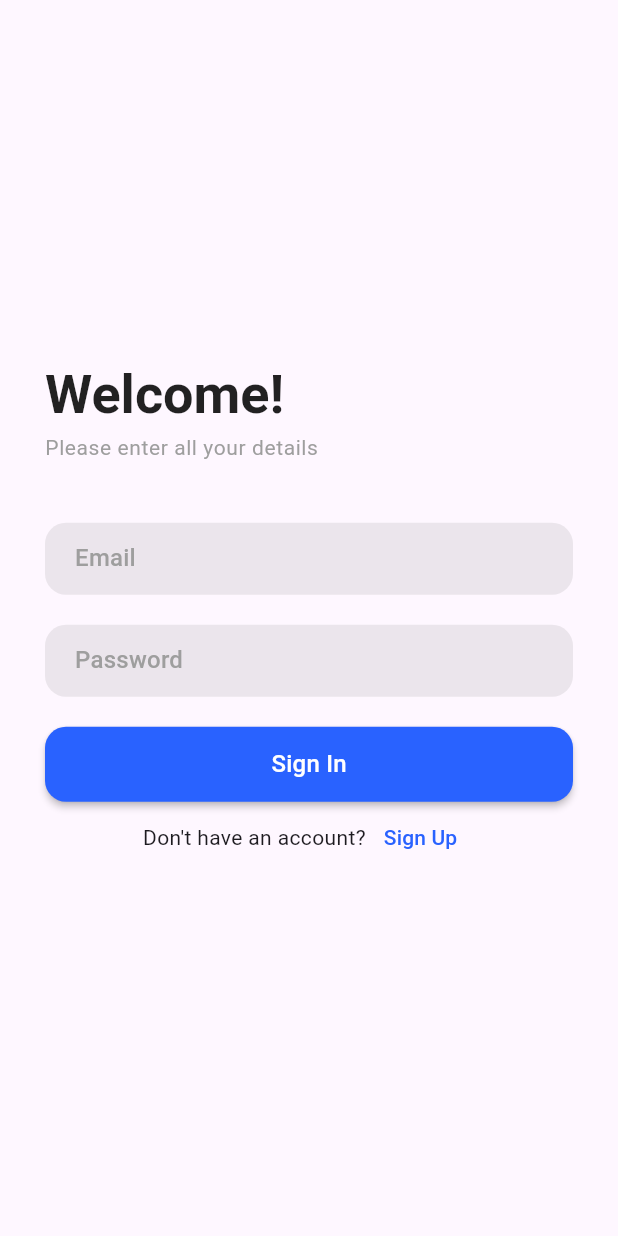
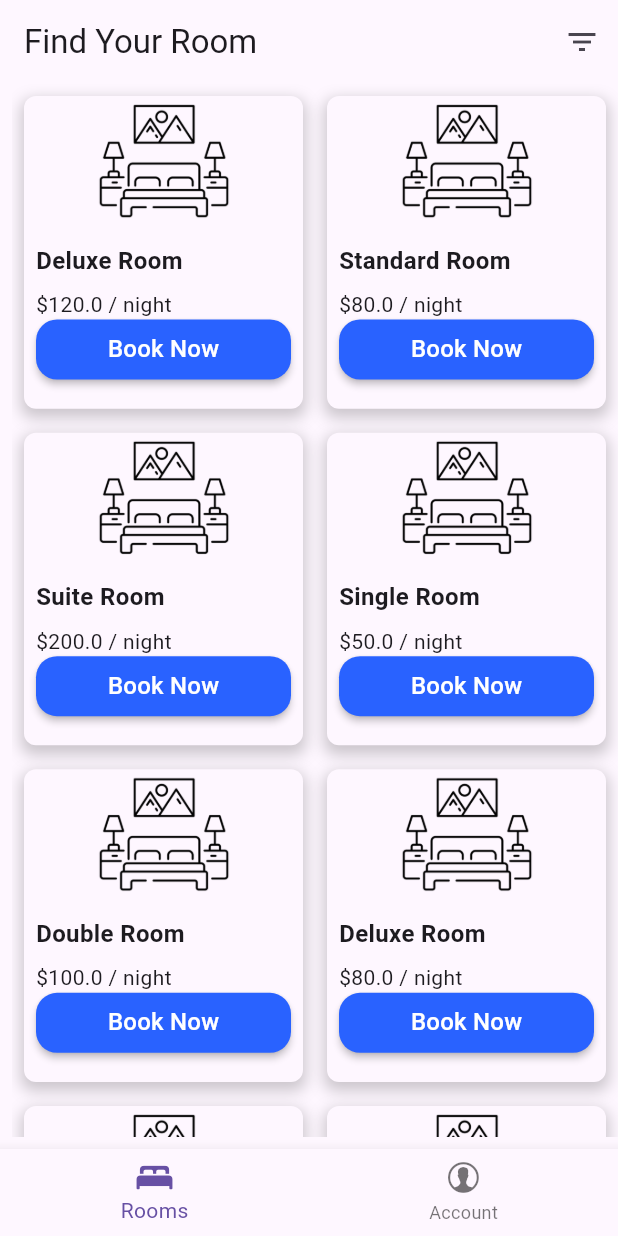
Before and after one commit to mmstq/hotel-app, a Flutter app: the screen it shows after launch, on a phone screen of 412 x 824 dp. Run offline on Flutter 3.47's test engine with Material 3 defaults, Android fonts, the light colour scheme and no system bars; our stand-ins replace firebase_auth, firebase_core, get; accounts and stored records are empty.

Commit message:
added dashboard

```diff
--- a/lib/controllers/room_controller.dart
+++ b/lib/controllers/room_controller.dart
@@ -4,7 +4,9 @@ import '../services/database_service.dart';
 
 class RoomController extends GetxController {
   var rooms = <Room>[].obs;
+  var filteredRooms = <Room>[].obs;
   var isLoading = true.obs;
+  var selectedFilter = 'All'.obs;
 
   @override
   void onInit() {
@@ -16,7 +18,8 @@ class RoomController extends GetxController {
     isLoading(true);
     try {
       var roomList = await DatabaseService().getRooms();
-      rooms.value = roomList;
+      rooms.value = roomList;        // Set the original list
+      filteredRooms.value = roomList; // Initially, show all rooms
         } finally {
       isLoading(false);
     }
@@ -29,7 +32,17 @@ class RoomController extends GetxController {
   }
 
   void filterRoomsByAvailability() {
-    var availableRooms = rooms.where((room) => room.isAvailable!).toList();
+    var availableRooms = rooms.where((room) => room.isAvailable).toList();
     rooms.value = availableRooms;
   }
+  // Filter rooms by a specific type
+  void filterRoomsByType(String type) {
+    selectedFilter.value = type;  // Update the selected filter
+
+    if (type == 'All') {
+      filteredRooms.value = rooms;  // Show all rooms if no filter is applied
+    } else {
+      filteredRooms.value = rooms.where((room) => room.type == type).toList();
+    }
+  }
 }
--- a/lib/main.dart
+++ b/lib/main.dart
@@ -1,14 +1,14 @@
-import 'package:firebase_auth/firebase_auth.dart';
 import 'package:flutter/material.dart';
 import 'package:get/get.dart';
 import 'package:hotel_app/firebase_options.dart';
+import 'package:hotel_app/screens/dashboard.dart';
 import 'package:hotel_app/screens/sign_up.dart';
 import 'screens/login_screen.dart';
 import 'screens/room_list_screen.dart';
 import 'screens/booking_screen.dart';
 import 'screens/booking_history_screen.dart';
 import 'screens/guest_management_screen.dart';
-import 'screens/settings_screen.dart';
+import 'screens/account_screen.dart';
 import 'package:firebase_core/firebase_core.dart';
 
 void main() async {
@@ -28,16 +28,20 @@ class MyApp extends StatelessWidget {
   Widget build(BuildContext context) {
     return GetMaterialApp(
       debugShowCheckedModeBanner: false,
-      initialRoute: '/login',
+      theme: ThemeData.light(),
+      darkTheme: ThemeData.dark(),
+      themeMode: ThemeMode.system,
+      initialRoute: '/dashboard',
       getPages: [
         GetPage(name: '/login', page: () => LoginScreen()),
         GetPage(name: '/signUP', page: () => SignUpScreen()),
         GetPage(name: '/rooms', page: () => RoomListScreen()),
+        GetPage(name: '/dashboard', page: () => DashboardScreen()),
         GetPage(
             name: '/book-room', page: () => BookingScreen(room: Get.arguments)),
         GetPage(name: '/booking-history', page: () => BookingHistoryScreen()),
         GetPage(name: '/guest-management', page: () => GuestManagementScreen()),
-        GetPage(name: '/settings', page: () => SettingsScreen()),
+        GetPage(name: '/settings', page: () => AccountScreen()),
       ],
     );
   }
--- a/lib/models/room.dart
+++ b/lib/models/room.dart
@@ -2,12 +2,14 @@ class Room {
   final int number;
   final String type;
   final double price;
-  bool isAvailable;
+  late final bool isAvailable;
+  final String imageUrl; // Added field for room image URL
 
   Room({
     required this.number,
     required this.type,
     required this.price,
     this.isAvailable = true,
+    required this.imageUrl, // Initialize the image URL
   });
 }
--- /dev/null
+++ b/lib/screens/dashboard.dart
@@ -0,0 +1,205 @@
+import 'package:flutter/cupertino.dart';
+import 'package:flutter/material.dart';
+import 'package:get/get.dart';
+import 'package:hotel_app/components/input_button.dart';
+import 'package:hotel_app/screens/account_screen.dart';
+import '../controllers/room_controller.dart';
+
+class DashboardScreen extends StatefulWidget {
+  @override
+  _DashboardScreenState createState() => _DashboardScreenState();
+}
+
+class _DashboardScreenState extends State<DashboardScreen> {
+  final RoomController roomController = Get.put(RoomController());
+  int _selectedIndex = 0;
+
+  @override
+  Widget build(BuildContext context) {
+    return Scaffold(
+      appBar: AppBar(
+        title: _selectedIndex == 0
+            ? const Text('Find Your Room')
+            : const Text('Account'),
+        actions: _selectedIndex == 0
+            ? [
+                IconButton(
+                  icon: const Icon(Icons.filter_list),
+                  onPressed: () {
+                    _showFilterDialog(context);
+                  },
+                ),
+              ]
+            : [],
+      ),
+      body: _selectedIndex == 0 ? _buildRoomList() : AccountScreen(),
+      bottomNavigationBar: BottomNavigationBar(
+        currentIndex: _selectedIndex,
+        onTap: (index) {
+          setState(() {
+            _selectedIndex = index;
+          });
+        },
+        items: [
+          BottomNavigationBarItem(
+            icon: _selectedIndex == 0
+                ? const Icon(CupertinoIcons.bed_double_fill)
+                : const Icon(
+                    CupertinoIcons.bed_double,
+                  ),
+            label: 'Rooms',
+          ),
+          BottomNavigationBarItem(
+            icon: _selectedIndex == 1
+                ? const Icon(CupertinoIcons.person_alt_circle_fill)
+                : const Icon(CupertinoIcons.person_alt_circle),
+            label: 'Account',
+          ),
+        ],
+      ),
+    );
+  }
+
+  Widget _buildRoomList() {
+    return Padding(
+      padding: const EdgeInsets.fromLTRB(8, 0, 0, 8),
+      child: Column(
+        children: [
+          Expanded(
+            child: Obx(() {
+              if (roomController.isLoading.value) {
+                return const Center(child: CircularProgressIndicator());
+              }
+              if (roomController.filteredRooms.isEmpty) {
+                return const Center(child: Text('No rooms found'));
+              }
+              return GridView.builder(
+                gridDelegate: const SliverGridDelegateWithFixedCrossAxisCount(
+                  crossAxisCount: 2,
+                  childAspectRatio: 0.9,
+                ),
+                itemCount: roomController.filteredRooms.length,
+                itemBuilder: (context, index) {
+                  var room = roomController.filteredRooms[index];
+                  return _buildRoomCard(room);
+                },
+              );
+            }),
+          ),
+        ],
+      ),
+    );
+  }
+
+  Widget _buildRoomCard(room) {
+    return Container(
+      height: MediaQuery.sizeOf(context).height * 0.2,
+      decoration: BoxDecoration(
+        color:Get.theme.cardColor,
+        borderRadius: BorderRadius.circular(8),
+        boxShadow: [
+          BoxShadow(
+              color: Colors.black.withOpacity(0.2), // Shadow color
+              spreadRadius: 2, // Spread radius
+              blurRadius: 8, // Blur radius
+              offset: const Offset(0, 4))
+          // Shadow position (horizontal, vertical)
+        ],
+      ),
+      margin: const EdgeInsets.all(8),
+      child: Column(
+        crossAxisAlignment: CrossAxisAlignment.start,
+        children: [
+          Align(
+            child: SizedBox(height: 90,
+              child: Image.asset('assets/room_icon.png',fit: BoxFit.cover,),
+            ),
+          ),
+          Padding(
+            padding: const EdgeInsets.all(8.0),
+            child: Text(
+              '${room.type} Room',
+              style: const TextStyle(fontWeight: FontWeight.bold, fontSize: 16),
+            ),
+          ),
+          Padding(
+            padding: const EdgeInsets.symmetric(horizontal: 8.0),
+            child: Text('\$${room.price} / night'),
+          ),
+          Padding(
+            padding: const EdgeInsets.symmetric(horizontal: 8),
+            child: InputButton(
+              label: 'Book Now',
+              height: 40,
+              onPressed: () {
+                // Handle room booking or details
+                Get.snackbar('Room Selected', 'You selected ${room.type}');
+              },
+            ),
+          ),
+        ],
+      ),
+    );
+  }
+
+  void _showFilterDialog(BuildContext context) {
+    showDialog(
+      context: context,
+      builder: (context) {
+        return AlertDialog(
+          title: const Text('Filter Rooms'),
+          content: Column(
+            mainAxisSize: MainAxisSize.min,
+            children: [
+              // When "All Rooms" is selected, no filters are applied and all rooms are shown
+              ListTile(
+                title: const Text('All Rooms'),
+                onTap: () {
+                  roomController.filterRoomsByType(
+                      'All'); // Show all rooms if no filter selected
+                  Get.back();
+                },
+                selected: roomController.selectedFilter.value == 'All',
+              ),
+              ListTile(
+                title: const Text('Deluxe'),
+                onTap: () {
+                  roomController.filterRoomsByType('Deluxe');
+                  Get.back();
+                },
+              ),
+              ListTile(
+                title: const Text('Suite'),
+                onTap: () {
+                  roomController.filterRoomsByType('Suite');
+                  Get.back();
+                },
+              ),
+              ListTile(
+                title: const Text('Standard'),
+                onTap: () {
+                  roomController.filterRoomsByType('Standard');
+                  Get.back();
+                },
+              ),
+              ListTile(
+                title: const Text('Single'),
+                onTap: () {
+                  roomController.filterRoomsByType('Single');
+                  Get.back();
+                },
+              ),
+              ListTile(
+                title: const Text('Double'),
+                onTap: () {
+                  roomController.filterRoomsByType('Double');
+                  Get.back();
+                },
+              ),
+            ],
+          ),
+        );
+      },
+    );
+  }
+}
--- a/lib/services/database_service.dart
+++ b/lib/services/database_service.dart
@@ -1,14 +1,129 @@
 import 'package:hotel_app/models/room.dart';
-
 
 class DatabaseService {
   Future<List<Room>> getRooms() async {
-    // Dummy data for now, replace with SQLite or Firebase fetch
-    await Future.delayed(const Duration(seconds: 1)); // simulate delay
+    // Simulate a delay and return dummy rooms
+    await Future.delayed(const Duration(seconds: 1));
     return [
-      Room(number: 101, type: 'Deluxe', price: 120, isAvailable: true),
-      Room(number: 102, type: 'Standard', price: 80, isAvailable: true),
-      Room(number: 103, type: 'Suite', price: 200, isAvailable: false),
+      Room(
+        number: 101,
+        type: 'Deluxe',
+        price: 120,
+        isAvailable: true,
+        imageUrl: 'assets/hotel_room_1.jpg',
+      ),
+      Room(
+        number: 102,
+        type: 'Standard',
+        price: 80,
+        isAvailable: true,
+        imageUrl: 'assets/hotel_room_2.jpg',
+      ),
+      Room(
+        number: 103,
+        type: 'Suite',
+        price: 200,
+        isAvailable: false,
+        imageUrl: 'assets/hotel_room_3.jpg',
+      ),
+      Room(
+        number: 104,
+        type: 'Single',
+        price: 50,
+        isAvailable: true,
+        imageUrl: 'assets/hotel_room_4.jpg',
+      ),
+      Room(
+        number: 105,
+        type: 'Double',
+        price: 100,
+        isAvailable: true,
+        imageUrl: 'assets/hotel_room_5.jpg',
+      ),
+      Room(
+        number: 106,
+        type: 'Deluxe',
+        price: 80,
+        isAvailable: true,
+        imageUrl: 'assets/hotel_room_6.jpg',
+      ),
+      Room(
+        number: 107,
+        type: 'Suite',
+        price: 200,
+        isAvailable: false,
+        imageUrl: 'assets/hotel_room_7.jpg',
+      ),
+      Room(
+        number: 108,
+        type: 'Single',
+        price: 50,
+        isAvailable: true,
+        imageUrl: 'assets/room_1.jpg',
+      ),
+      Room(
+        number: 109,
+        type: 'Double',
+        price: 100,
+        isAvailable: true,
+        imageUrl: 'assets/room_2.jpg',
+      ),
+      Room(
+        number: 110,
+        type: 'Standard',
+        price: 80,
+        isAvailable: true,
+        imageUrl: 'assets/room_3.jpg',
+      ),
+      Room(
+        number: 111,
+        type: 'Deluxe',
+        price: 200,
+        isAvailable: false,
+        imageUrl: 'assets/room_4.jpg',
+      ),
+      Room(
+        number: 112,
+        type: 'Single',
+        price: 50,
+        isAvailable: true,
+        imageUrl: 'assets/room_5.jpg',
+      ),
+      Room(
+        number: 113,
+        type: 'Double',
+        price: 100,
+        isAvailable: true,
+        imageUrl: 'assets/room_6.jpg',
+      ),
+      Room(
+        number: 114,
+        type: 'Standard',
+        price: 80,
+        isAvailable: true,
+        imageUrl:'assets/room_7.jpg',
+      ),
+      Room(
+        number: 115,
+        type: 'Suite',
+        price: 200,
+        isAvailable: false,
+        imageUrl:'assets/room_8.jpg',
+      ),
+      Room(
+        number: 116,
+        type: 'Single',
+        price: 50,
+        isAvailable: true,
+        imageUrl: 'assets/room_9.jpg',
+      ),
+      Room(
+        number: 117,
+        type: 'single',
+        price: 100,
+        isAvailable: true,
+        imageUrl: 'assets/room_10.jpg',
+      ),
     ];
   }
 
--- a/pubspec.yaml
+++ b/pubspec.yaml
@@ -13,6 +13,7 @@ dependencies:
   get: ^4.6.6
   sqflite: ^2.3.3+1
   firebase_auth: ^5.2.1
+  firebase_core: ^3.4.1
   cloud_firestore: ^5.4.1
   cupertino_icons: ^1.0.8
 
@@ -25,8 +26,8 @@ flutter:
   uses-material-design: true
 
   # To add assets to your application, add an assets section, like this:
-  # assets:
-  #   - images/a_dot_burr.jpeg
+  assets:
+    - assets/
   #   - images/a_dot_ham.jpeg
 
 
```
Also changed, not shown: lib/screens/account_screen.dart (added, +51 -0 lines), lib/screens/login_screen.dart (+11 -2 lines), lib/screens/settings_screen.dart (deleted, +0 -37 lines), lib/screens/sign_up.dart (+11 -3 lines), assets/popular_1.jpg (deleted), assets/popular_2.jpg (deleted), assets/popular_3.jpg (deleted), assets/popular_4.jpg (deleted), assets/popular_5.jpg (deleted), assets/popular_6.jpg (deleted), assets/room_icon.png (added), pubspec.lock.
